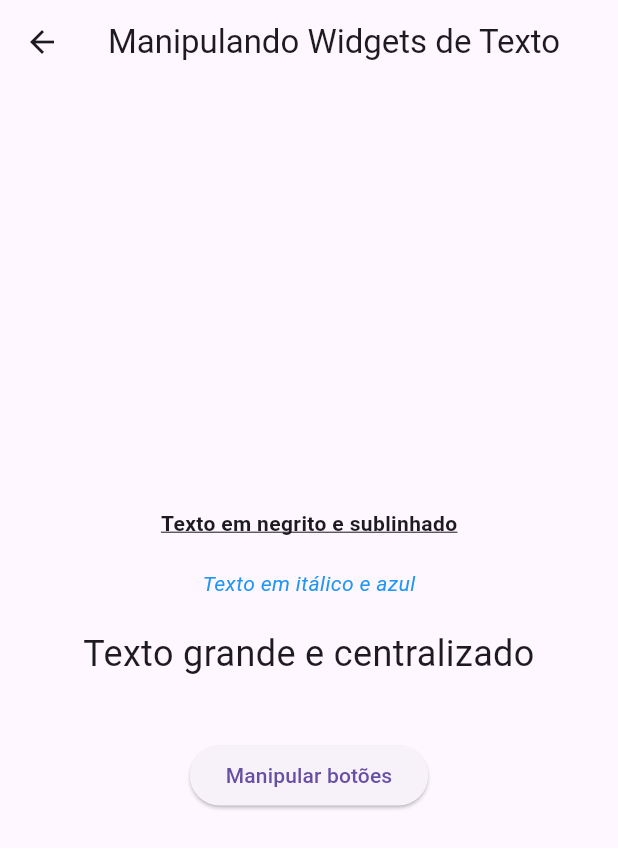
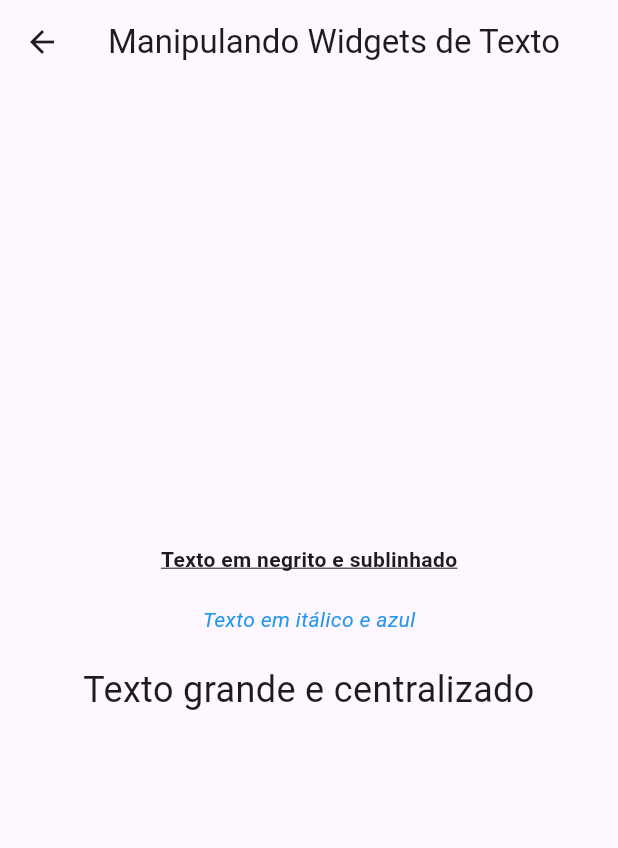
Before and after one commit to DevLuchez/Flutter-Projects, a Flutter app: the TextScreen screen opened directly, on a phone screen of 412 x 824 dp. Shown: the top 848 px of the screen. Run offline on Flutter 3.47's test engine with Material 3 defaults, Android fonts, the phone set to English and light mode, and no system bars.

Commit message:
Update text_screen.dart

```diff
--- a/lib/text_screen.dart
+++ b/lib/text_screen.dart
@@ -18,7 +18,9 @@ class TextScreen extends StatelessWidget {
                 decoration: TextDecoration.underline,
               ),
             ),
+
             SizedBox(height: 20),
+
             Text(
               'Texto em itálico e azul',
               style: TextStyle(
@@ -26,7 +28,9 @@ class TextScreen extends StatelessWidget {
                 color: Colors.blue,
               ),
             ),
+
             SizedBox(height: 20),
+
             Text(
               'Texto grande e centralizado',
               style: TextStyle(
@@ -34,13 +38,8 @@ class TextScreen extends StatelessWidget {
               ),
               textAlign: TextAlign.center, // Centraliza o texto
             ),
+
             SizedBox(height: 40),
-            ElevatedButton(
-              onPressed: () {
-                Navigator.pop(context); // Volta para a tela anterior
-              },
-              child: Text('Manipular botões'),
-            ),
           ],
         ),
       ),
```
